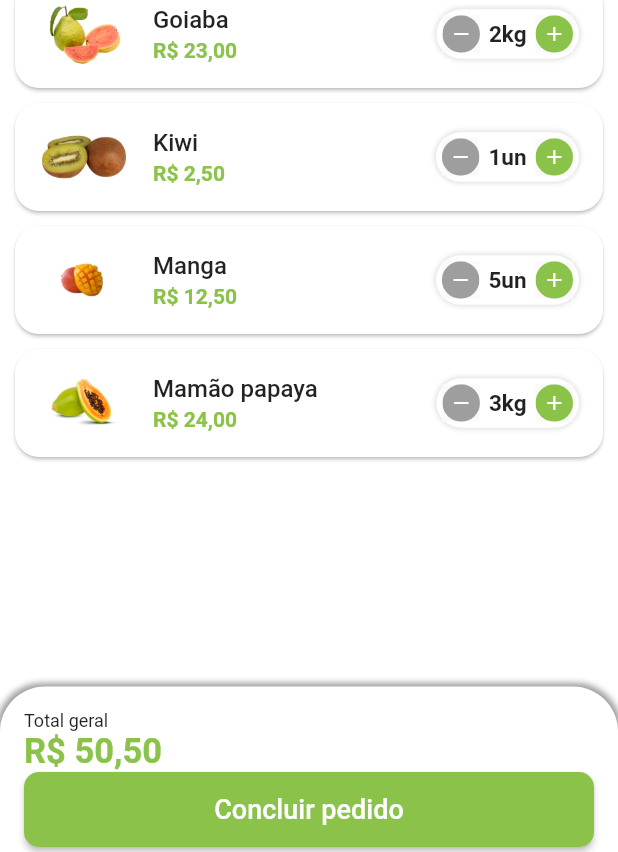
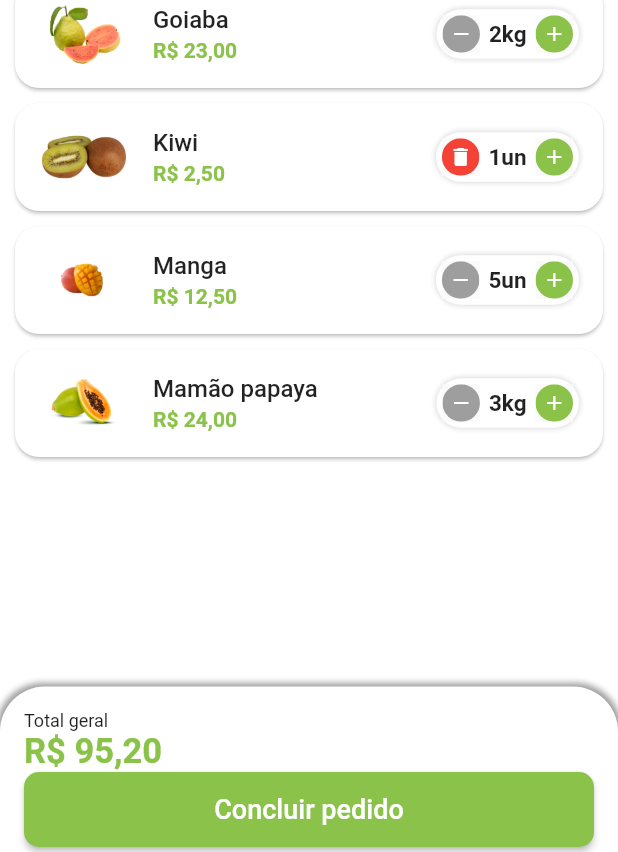
Before and after one commit to Jo-Analyst/greengrocer, a Flutter app: the CartTab screen opened directly, on a phone screen of 412 x 824 dp. Shown: the part 365-1217 px from the top of the screen. Run offline on Flutter 3.47's test engine with Material 3 defaults, Android fonts, the phone set to English and light mode, and no system bars; our stand-ins replace animated_text_kit, mask_text_input_formatter.

Commit message:
34. Incrementando widget de quantidade

```diff
--- a/lib/src/pages/cart/cart_tab.dart
+++ b/lib/src/pages/cart/cart_tab.dart
@@ -1,11 +1,32 @@
 import 'package:flutter/material.dart';
 import 'package:greengrocer/src/config/custom_colors.dart';
+import 'package:greengrocer/src/models/cart_item_model.dart';
 import 'package:greengrocer/src/pages/cart/components/cart_tile.dart';
 import 'package:greengrocer/src/services/utils_services.dart';
 import 'package:greengrocer/src/config/app_data.dart' as app_data;
 
-class CartTab extends StatelessWidget {
+class CartTab extends StatefulWidget {
   const CartTab({super.key});
+
+  @override
+  State<CartTab> createState() => _CartTabState();
+}
+
+class _CartTabState extends State<CartTab> {
+  void removeItemFromCart(CartItemModel cartItem) {
+    setState(() {
+      app_data.cartItems.remove(cartItem);
+    });
+  }
+
+  double cartTotalPrice(){
+    double total = 0;
+    for (var item in app_data.cartItems){
+      total += item.totalPrice();
+    }
+
+    return total;
+  }
 
   @override
   Widget build(BuildContext context) {
@@ -21,6 +42,7 @@ class CartTab extends StatelessWidget {
               itemBuilder: (_, index) {
                 return CartTile(
                   cartItem: app_data.cartItems[index],
+                  remove: removeItemFromCart
                 );
               },
             ),
@@ -49,7 +71,7 @@ class CartTab extends StatelessWidget {
                   style: TextStyle(fontSize: 12),
                 ),
                 Text(
-                  UtilsServices.priceToCurrency(50.5),
+                  UtilsServices.priceToCurrency(cartTotalPrice()),
                   style: TextStyle(
                     fontSize: 23,
                     color: CustomColors.customSwatchColor,
--- a/lib/src/pages/cart/components/cart_tile.dart
+++ b/lib/src/pages/cart/components/cart_tile.dart
@@ -4,13 +4,21 @@ import 'package:greengrocer/src/models/cart_item_model.dart';
 import 'package:greengrocer/src/pages/common_widgets/quantity_widget.dart';
 import 'package:greengrocer/src/services/utils_services.dart';
 
-class CartTile extends StatelessWidget {
+class CartTile extends StatefulWidget {
   final CartItemModel cartItem;
+  final void Function(CartItemModel) remove;
+
   const CartTile({
     super.key,
     required this.cartItem,
+    required this.remove,
   });
 
+  @override
+  State<CartTile> createState() => _CartTileState();
+}
+
+class _CartTileState extends State<CartTile> {
   @override
   Widget build(BuildContext context) {
     return Card(
@@ -21,20 +29,20 @@ class CartTile extends StatelessWidget {
       child: ListTile(
         // imagem
         leading: Image.asset(
-          cartItem.item.imgUrl,
+          widget.cartItem.item.imgUrl,
           width: 60,
           height: 60,
         ),
         // name
         title: Text(
-          cartItem.item.itemName,
+          widget.cartItem.item.itemName,
           style: const TextStyle(
             fontWeight: FontWeight.w500,
           ),
         ),
         // preço
         subtitle: Text(
-          UtilsServices.priceToCurrency(cartItem.totalPrice()),
+          UtilsServices.priceToCurrency(widget.cartItem.totalPrice()),
           style: TextStyle(
             color: CustomColors.customSwatchColor,
             fontWeight: FontWeight.bold,
@@ -42,9 +50,19 @@ class CartTile extends StatelessWidget {
         ),
         // controle de quantidade
         trailing: QuantityWidget(
-          suffixText: cartItem.item.unit,
-          value: cartItem.quantity,
-          result: (quantity) {},
+          suffixText: widget.cartItem.item.unit,
+          value: widget.cartItem.quantity,
+          isRemovable: true,
+          result: (quantity) {
+            setState(() {
+              widget.cartItem.quantity = quantity;
+
+              if (quantity == 0) {
+                // Remover Item do carrinho
+              widget.remove(widget.cartItem);
+              }
+            });
+          },
         ),
       ),
     );
--- a/lib/src/pages/common_widgets/quantity_widget.dart
+++ b/lib/src/pages/common_widgets/quantity_widget.dart
@@ -5,11 +5,14 @@ class QuantityWidget extends StatelessWidget {
   final int value;
   final String suffixText;
   final Function(int quantity) result;
+  final bool isRemovable;
+
   const QuantityWidget({
     super.key,
     required this.value,
     required this.suffixText,
     required this.result,
+    this.isRemovable = false,
   });
 
   @override
@@ -31,10 +34,10 @@ class QuantityWidget extends StatelessWidget {
         mainAxisSize: MainAxisSize.min,
         children: [
           _QuantityButton(
-            color: Colors.grey,
-            icon: Icons.remove,
+            color: !isRemovable || value > 1 ? Colors.grey : Colors.red,
+            icon: !isRemovable || value > 1 ? Icons.remove : Icons.delete,
             onPressed: () {
-              if (value == 1) return;
+              if (value == 1 && !isRemovable) return;
               int resultCount = value - 1;
               result(resultCount);
             },
@@ -64,6 +67,7 @@ class _QuantityButton extends StatelessWidget {
   final Color color;
   final IconData icon;
   final VoidCallback onPressed;
+
   const _QuantityButton(
       {required this.color,
       required this.icon,
```
